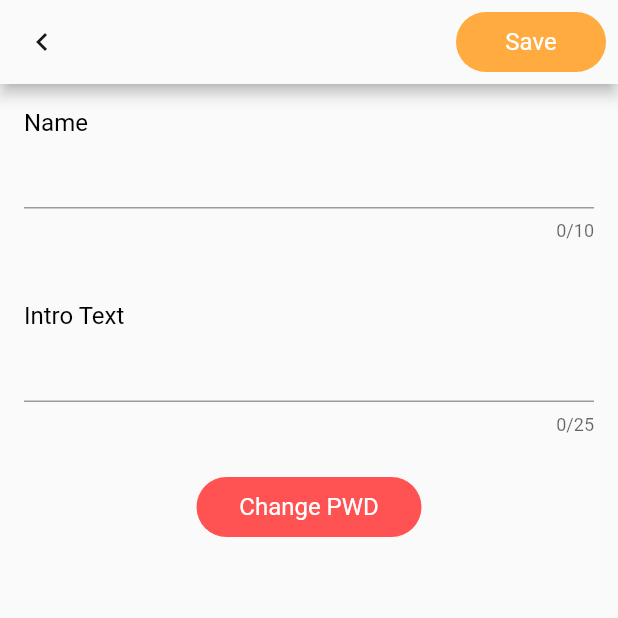
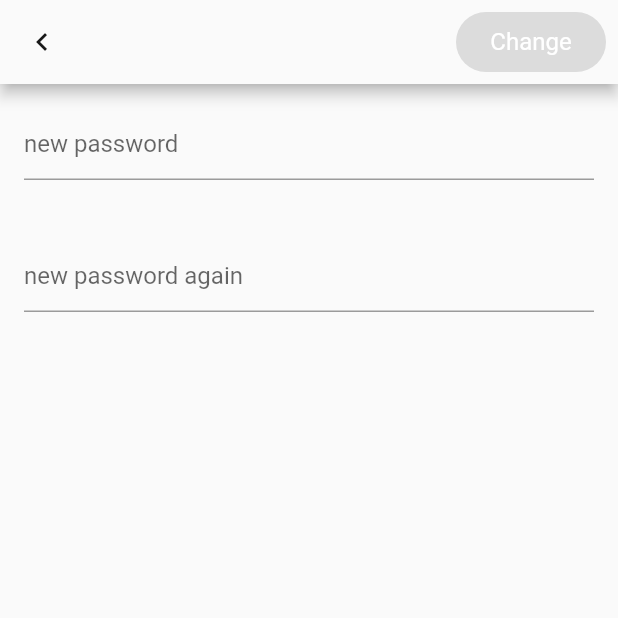
Before and after one commit to JunH1004/Twitter_Clone_FlutterWithSQL, a Flutter app: the ConfigPage screen opened directly, after a tap on "Change PWD", on a phone screen of 412 x 824 dp, the top half of it. Run offline on Flutter 3.47's test engine with Material 2 defaults, Android fonts, the phone set to English and light mode, and no system bars; missing offline and left inert: mysql_client.

Commit message:
비번 변경

```diff
--- /dev/null
+++ b/twitter_clone/lib/ui/change_pwd_page.dart
@@ -0,0 +1,109 @@
+import 'package:flutter/material.dart';
+import 'package:provider/provider.dart';
+import 'package:twitter_clone/database_provider.dart';
+import 'package:twitter_clone/main_style.dart';
+import 'package:twitter_clone/ui/home_page.dart';
+import 'package:twitter_clone/user_info_provider.dart';
+
+class ChangePwdPage extends StatefulWidget {
+  const ChangePwdPage({Key? key}) : super(key: key);
+
+  @override
+  State<ChangePwdPage> createState() => _PageState();
+}
+
+class _PageState extends State<ChangePwdPage> {
+  TextEditingController pwdController = TextEditingController();
+  TextEditingController pwdController2 = TextEditingController();
+  int maxCharacterLimit = 25;
+
+  bool areFieldsEmpty() {
+    return pwdController.text.isEmpty || pwdController2.text.isEmpty;
+  }
+
+  @override
+  Widget build(BuildContext context) {
+    return Scaffold(
+      appBar: AppBar(
+        backgroundColor: mainTheme.canvasColor,
+        leading: IconButton(
+          icon: Icon(Icons.keyboard_arrow_left, color: MyColors.black),
+          onPressed: () {
+            Navigator.pop(context, (route) => route.isFirst);
+          },
+        ),
+        actions: [
+          Container(
+            width: 100,
+            margin: EdgeInsets.all(8),
+            child: FilledButton(
+              style: MyButtonStyles.b1,
+              onPressed: areFieldsEmpty()
+                  ? null
+                  : () async {
+                if (pwdController.text == pwdController2.text) {
+                  int user_id = context.read<UserInfoProvider>().getUserId();
+                  await context.read<DatabaseProvider>().updatePWD(user_id, pwdController.text);
+                  Navigator.pop(context, (route) => route.isFirst);
+                } else {
+                  // 두 비밀번호가 일치하지 않는 경우
+                  ScaffoldMessenger.of(context).showSnackBar(
+                    SnackBar(
+                      content: Text('Passwords do not match'),
+                    ),
+                  );
+                  // 텍스트 필드 비우기
+                  pwdController.clear();
+                  pwdController2.clear();
+                }
+              },
+              child: Center(child: Text("Change", style: MyTextStyles.h3_w)),
+            ),
+          )
+        ],
+      ),
+      body: Column(
+        children: [
+          Padding(
+            padding: const EdgeInsets.all(16.0),
+            child: Column(
+              children: [
+                TextField(
+                  maxLines: 1,
+                  controller: pwdController,
+                  onChanged: (value) {
+                    setState(() {});
+                  },
+                  decoration: InputDecoration(
+                    hintText: 'new password',
+                  ),
+                ),
+                SizedBox(height: 8),
+              ],
+            ),
+          ),
+          Padding(
+            padding: const EdgeInsets.all(16.0),
+            child: Column(
+              children: [
+                TextField(
+                  obscureText: true,
+                  maxLines: 1,
+                  controller: pwdController2,
+                  onChanged: (value) {
+                    setState(() {});
+                  },
+                  decoration: InputDecoration(
+
+                    hintText: 'new password again',
+                  ),
+                ),
+                SizedBox(height: 8),
+              ],
+            ),
+          ),
+        ],
+      ),
+    );
+  }
+}
--- a/twitter_clone/lib/ui/config_page.dart
+++ b/twitter_clone/lib/ui/config_page.dart
@@ -3,6 +3,7 @@ import 'package:flutter/material.dart';
 import 'package:provider/provider.dart';
 import 'package:twitter_clone/database_provider.dart';
 import 'package:twitter_clone/main_style.dart';
+import 'package:twitter_clone/ui/change_pwd_page.dart';
 import 'package:twitter_clone/ui/home_page.dart';
 import 'package:twitter_clone/user_info_provider.dart';
 
@@ -113,7 +114,10 @@ class _ConfigPageState extends State<ConfigPage> {
             child: FilledButton(
               style: MyButtonStyles.b3,
               onPressed:() {
-
+                Navigator.push(context, MaterialPageRoute(
+                    builder: (BuildContext context) =>
+                        ChangePwdPage()
+                ));
               }, // 버튼이 비활성화 상태인 경우 null로 설정
               child: Center(child: Text("Change PWD", style: MyTextStyles.h3_w)),
             ),
```
Also changed, not shown: twitter_clone/lib/database_provider.dart (+7 -0 lines).
